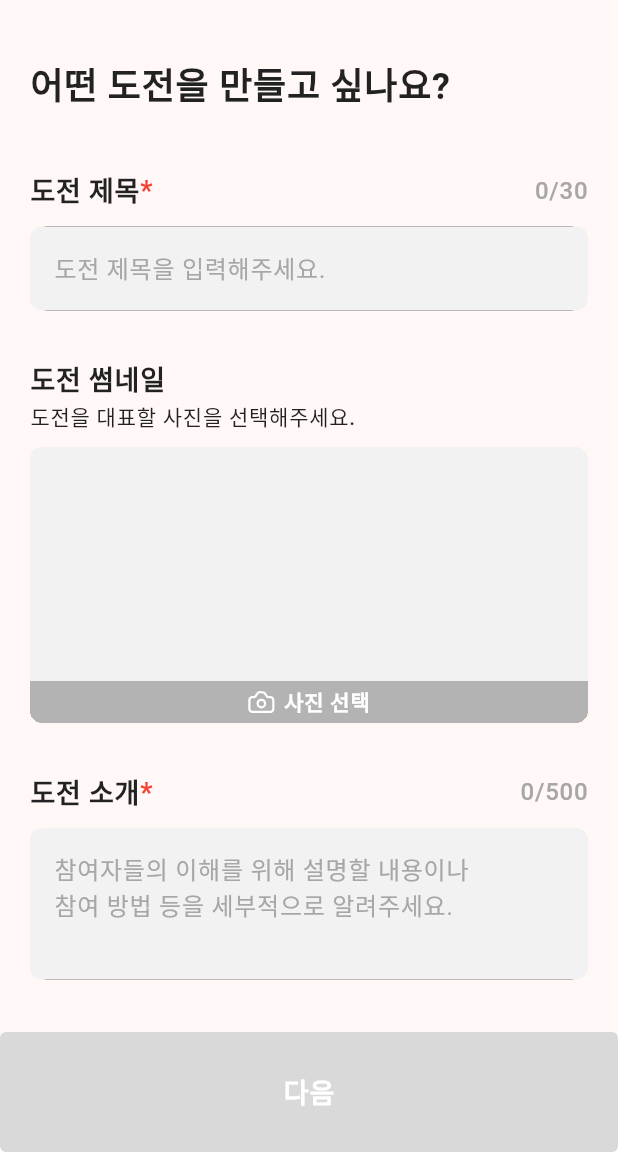
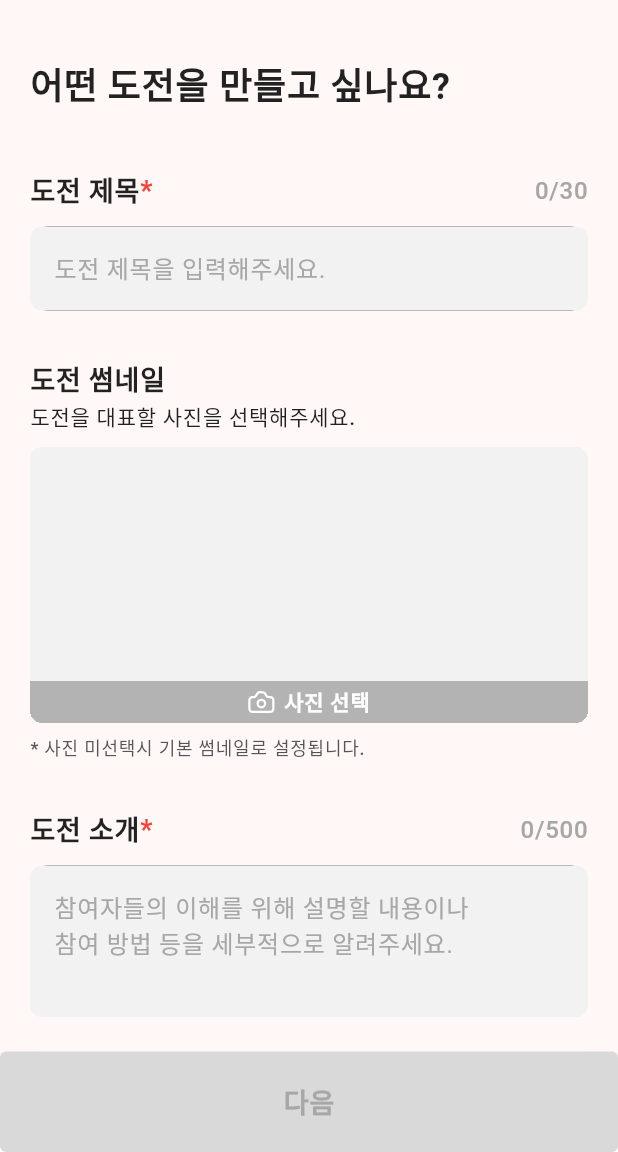
Before and after one commit to team-dodal/dodal_app, a Flutter app: the ChallengeTitleScreen screen opened directly with empty values, on a phone screen of 412 x 824 dp, the part 84-1236 px from its top. Run offline on Flutter 3.47's test engine with Material 2 defaults, Android fonts, the phone set to English and light mode, and no system bars; our stand-ins replace dio, equatable, firebase_core, firebase_messaging, flutter_bloc, flutter_dotenv and 8 more; missing offline and left inert: kakao_flutter_sdk_user; accounts and stored records are empty; network calls fail; Roboto replaces fonts that are missing (Pretendard).

Commit message:
select input 스타일 수정

```diff
--- a/lib/widgets/common/submit_button.dart
+++ b/lib/widgets/common/submit_button.dart
@@ -18,19 +18,19 @@ class SubmitButton extends StatelessWidget {
   Widget build(BuildContext context) {
     return SafeArea(
       child: SizedBox(
-        height: 80,
         width: MediaQuery.of(context).size.width,
         child: ElevatedButton(
           onPressed: onPress,
           style: ElevatedButton.styleFrom(
-            backgroundColor: AppColors.orange,
-            padding: EdgeInsets.only(bottom: Platform.isIOS ? 20 : 0),
+            padding: EdgeInsets.only(top: 20, bottom: Platform.isIOS ? 40 : 20),
           ),
           child: Text(
             title,
             style: Typo(context).body1()!.copyWith(
                   fontWeight: FontWeight.bold,
-                  color: AppColors.systemWhite,
+                  color: onPress != null
+                      ? AppColors.systemWhite
+                      : AppColors.systemGrey2,
                 ),
           ),
         ),
--- a/lib/widgets/create_challenge/thumbnail_image_input.dart
+++ b/lib/widgets/create_challenge/thumbnail_image_input.dart
@@ -102,6 +102,11 @@ class ThumbnailImageInput extends StatelessWidget {
             ),
           ),
         ),
+        const SizedBox(height: 8),
+        Text('* 사진 미선택시 기본 썸네일로 설정됩니다.',
+            style: Typo(context).caption()!.copyWith(
+                  color: AppColors.systemGrey1,
+                )),
       ],
     );
   }
```
Also changed, not shown: lib/screens/create_challenge/challenge_content_screen.dart (+7 -0 lines), lib/widgets/common/select_input.dart (+29 -5 lines).
